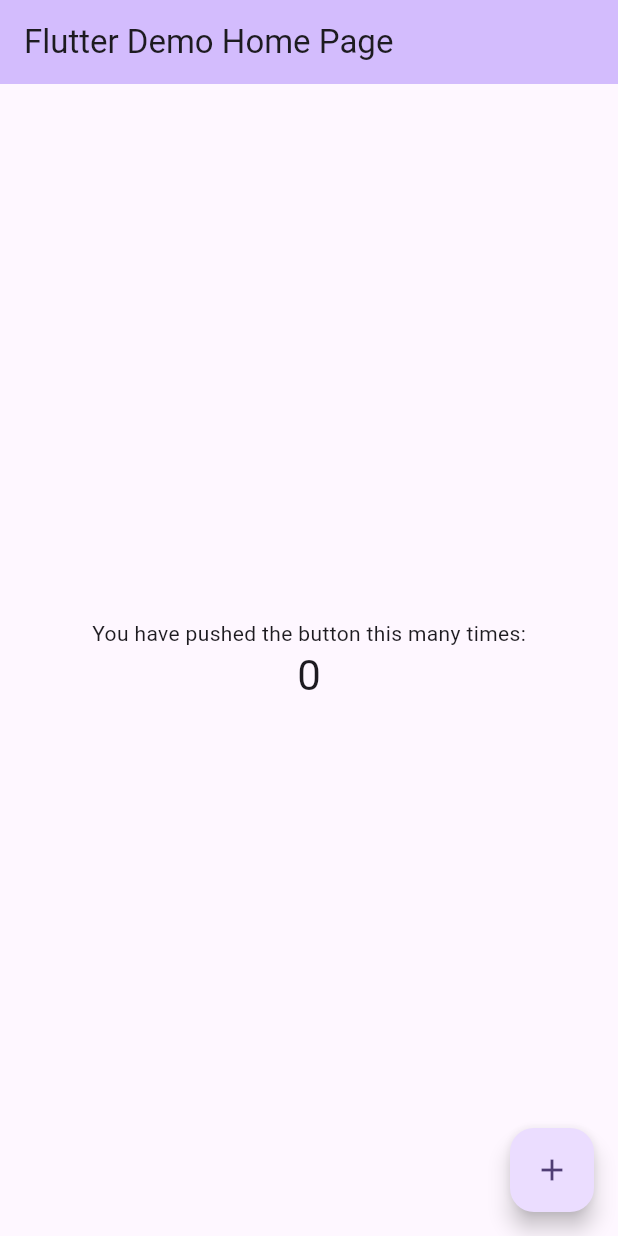
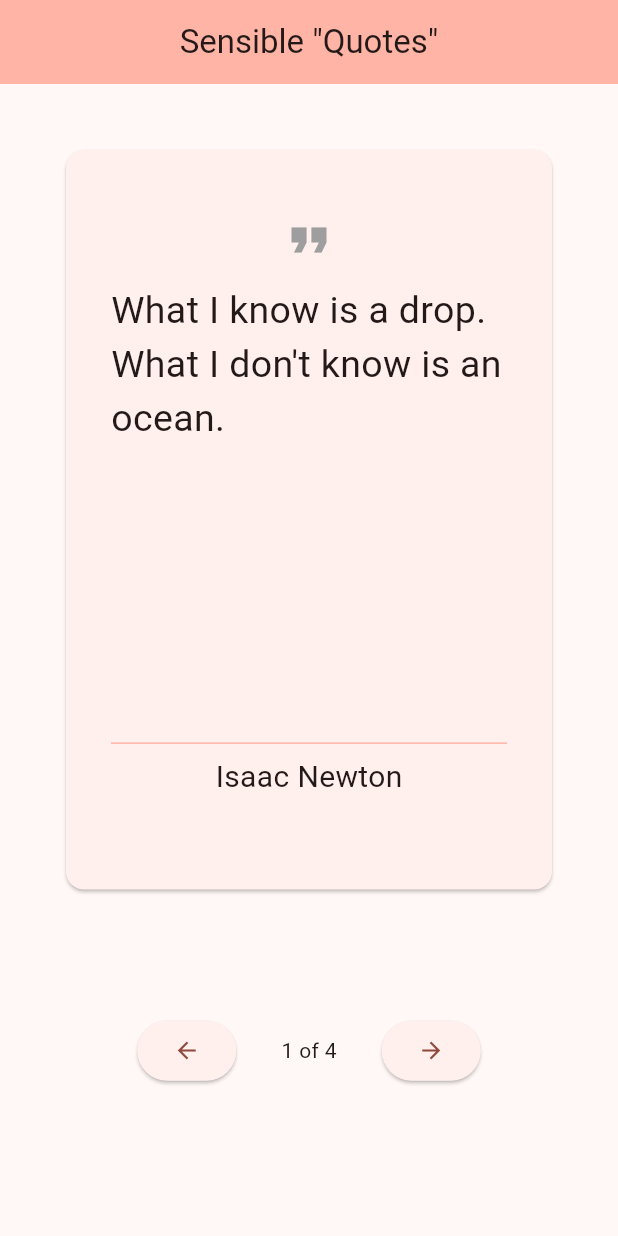
Before and after one commit to LetaaEnoch/quote_app, a Flutter app: the screen it shows after launch, on a phone screen of 412 x 824 dp. Run offline on Flutter 3.47's test engine with Material 3 defaults, Android fonts, the phone set to English and light mode, and no system bars.

Commit message:
built app

```diff
--- a/lib/main.dart
+++ b/lib/main.dart
@@ -1,122 +1,184 @@
 import 'package:flutter/material.dart';
 
 void main() {
-  runApp(const MyApp());
+  runApp(const QuotesApp());
 }
 
-class MyApp extends StatelessWidget {
-  const MyApp({super.key});
+class QuotesApp extends StatelessWidget {
+  const QuotesApp({super.key});
 
-  // This widget is the root of your application.
+  // This widget is the root of the application.
   @override
   Widget build(BuildContext context) {
     return MaterialApp(
-      title: 'Flutter Demo',
+      title: 'Sensible Quotes',
       theme: ThemeData(
-        // This is the theme of your application.
-        //
-        // TRY THIS: Try running your application with "flutter run". You'll see
-        // the application has a purple toolbar. Then, without quitting the app,
-        // try changing the seedColor in the colorScheme below to Colors.green
-        // and then invoke "hot reload" (save your changes or press the "hot
-        // reload" button in a Flutter-supported IDE, or press "r" if you used
-        // the command line to start the app).
-        //
-        // Notice that the counter didn't reset back to zero; the application
-        // state is not lost during the reload. To reset the state, use hot
-        // restart instead.
-        //
-        // This works for code too, not just values: Most code changes can be
-        // tested with just a hot reload.
-        colorScheme: ColorScheme.fromSeed(seedColor: Colors.deepPurple),
+        colorScheme: ColorScheme.fromSeed(
+          seedColor: const Color.fromARGB(255, 203, 59, 37),
+        ),
       ),
-      home: const MyHomePage(title: 'Flutter Demo Home Page'),
+      home: const QuotePage(title: 'Sensible "Quotes"'),
     );
   }
 }
 
-class MyHomePage extends StatefulWidget {
-  const MyHomePage({super.key, required this.title});
-
-  // This widget is the home page of your application. It is stateful, meaning
-  // that it has a State object (defined below) that contains fields that affect
-  // how it looks.
-
-  // This class is the configuration for the state. It holds the values (in this
-  // case the title) provided by the parent (in this case the App widget) and
-  // used by the build method of the State. Fields in a Widget subclass are
-  // always marked "final".
+class QuotePage extends StatefulWidget {
+  const QuotePage({super.key, required this.title});
 
   final String title;
 
   @override
-  State<MyHomePage> createState() => _MyHomePageState();
+  State<QuotePage> createState() => _QuotePageState();
 }
 
-class _MyHomePageState extends State<MyHomePage> {
-  int _counter = 0;
+class _QuotePageState extends State<QuotePage> {
+  ///#########################################################
+  ///#                LIST OF QUOTES                         #
+  ///#########################################################
+  List<Map<String, String>> quotes = [
+    {
+      'quote': 'What I know is a drop. What I don\'t know is an ocean.',
+      'author': 'Isaac Newton',
+    },
+    {
+      'quote':
+          'The definition of insanity is -- doing the same thing over and over and expecting different results.',
+      'author': 'Albert Einstein',
+    },
+    {
+      'quote': 'I\'d rather die believing, than live doubting.',
+      'author': 'Smith Wigglesworth',
+    },
+    {
+      'quote': 'I can\'t die believing, and I can\'t live doubting.',
+      'author': 'Apostle Grace Lubega',
+    },
+  ];
 
-  void _incrementCounter() {
+  int currentIndex = 0;
+
+  ///#########################################################
+  ///#                NEXT QUOTE FUNCTION                    #
+  ///#########################################################
+  void _showNextQuote() {
     setState(() {
-      // This call to setState tells the Flutter framework that something has
-      // changed in this State, which causes it to rerun the build method below
-      // so that the display can reflect the updated values. If we changed
-      // _counter without calling setState(), then the build method would not be
-      // called again, and so nothing would appear to happen.
-      _counter++;
+      if (currentIndex + 1 < quotes.length) {
+        currentIndex++;
+      } else {
+        currentIndex = 0;
+      }
+      //  currentIndex = (currentIndex + 1) % quotes.length; // loops back to first
+    });
+  }
+
+  ///#########################################################
+  ///#             PREVIOUS QUOTE FUNCTION                   #
+  ///#########################################################
+  void _showPreviousQuote() {
+    setState(() {
+      if (currentIndex > 0) {
+        currentIndex--;
+      } else {
+        currentIndex = quotes.length - 1;
+      }
+      //  currentIndex = (currentIndex + 1) % quotes.length; // loops back to first
     });
   }
 
   @override
   Widget build(BuildContext context) {
-    // This method is rerun every time setState is called, for instance as done
-    // by the _incrementCounter method above.
-    //
-    // The Flutter framework has been optimized to make rerunning build methods
-    // fast, so that you can just rebuild anything that needs updating rather
-    // than having to individually change instances of widgets.
     return Scaffold(
+      ///------------------------------------------------
+      ///-                  APP BAR                    --
+      ///------------------------------------------------
       appBar: AppBar(
-        // TRY THIS: Try changing the color here to a specific color (to
-        // Colors.amber, perhaps?) and trigger a hot reload to see the AppBar
-        // change color while the other colors stay the same.
         backgroundColor: Theme.of(context).colorScheme.inversePrimary,
-        // Here we take the value from the MyHomePage object that was created by
-        // the App.build method, and use it to set our appbar title.
         title: Text(widget.title),
+        centerTitle: true,
       ),
-      body: Center(
-        // Center is a layout widget. It takes a single child and positions it
-        // in the middle of the parent.
-        child: Column(
-          // Column is also a layout widget. It takes a list of children and
-          // arranges them vertically. By default, it sizes itself to fit its
-          // children horizontally, and tries to be as tall as its parent.
-          //
-          // Column has various properties to control how it sizes itself and
-          // how it positions its children. Here we use mainAxisAlignment to
-          // center the children vertically; the main axis here is the vertical
-          // axis because Columns are vertical (the cross axis would be
-          // horizontal).
-          //
-          // TRY THIS: Invoke "debug painting" (choose the "Toggle Debug Paint"
-          // action in the IDE, or press "p" in the console), to see the
-          // wireframe for each widget.
-          mainAxisAlignment: MainAxisAlignment.center,
-          children: <Widget>[
-            const Text('You have pushed the button this many times:'),
-            Text(
-              '$_counter',
-              style: Theme.of(context).textTheme.headlineMedium,
-            ),
-          ],
+      body: Padding(
+        padding: EdgeInsetsGeometry.all(40),
+        child: Center(
+          child: Column(
+            children: [
+              Expanded(
+                flex: 3,
+                child: Card(
+                  child: Padding(
+                    padding: const EdgeInsets.all(30.0),
+                    child: Column(
+                      children: [
+                        Expanded(
+                          flex: 1,
+                          child: Icon(
+                            Icons.format_quote,
+                            size: 40,
+                            color: Colors.grey,
+                          ),
+                        ),
+                        Expanded(
+                          flex: 5,
+
+                          ///===============================
+                          ///           QUOTE
+                          ///===============================
+                          child: Text(
+                            '${quotes[currentIndex]['quote']}',
+                            style: TextStyle(fontSize: 25),
+                          ),
+                        ),
+                        Divider(
+                          color: Theme.of(context).colorScheme.inversePrimary,
+                        ),
+                        Expanded(
+                          flex: 1,
+
+                          ///===============================
+                          ///           AUTHOR
+                          ///===============================
+                          child: Text(
+                            '${quotes[currentIndex]['author']}',
+                            style: TextStyle(fontSize: 20),
+                          ),
+                        ),
+                      ],
+                    ),
+                  ),
+                ),
+              ),
+              SizedBox(height: 20),
+              Expanded(
+                flex: 1,
+
+                ///===============================
+                ///        QUOTE NAVIGATION
+                ///===============================
+                child: Row(
+                  mainAxisAlignment: MainAxisAlignment.center,
+                  children: [
+                    ElevatedButton(
+                      onPressed: _showPreviousQuote,
+                      child: Icon(Icons.arrow_back),
+                    ),
+                    SizedBox(width: 30),
+                    Text(
+                      '${currentIndex + 1} of ${quotes.length}',
+                      style: TextStyle(
+                        // color: Theme.of(context).colorScheme.inversePrimary,
+                      ),
+                    ),
+                    SizedBox(width: 30),
+                    ElevatedButton(
+                      onPressed: _showNextQuote,
+                      child: Icon(Icons.arrow_forward),
+                    ),
+                  ],
+                ),
+              ),
+            ],
+          ),
         ),
       ),
-      floatingActionButton: FloatingActionButton(
-        onPressed: _incrementCounter,
-        tooltip: 'Increment',
-        child: const Icon(Icons.add),
-      ), // This trailing comma makes auto-formatting nicer for build methods.
     );
   }
 }
```
Also changed, not shown: 1 other file.
